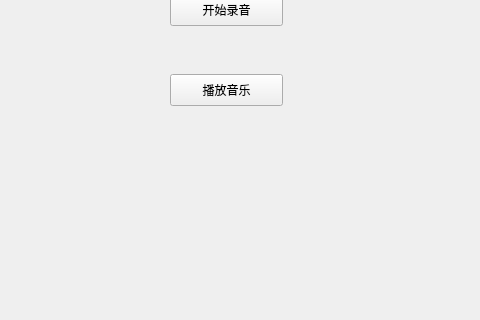
Qt form mainwindow.ui (jianronglu/ffmpegAudio) before a commit; both pictures show x 0 to 480 and y 86 to 406 of the 800 by 600 pixel window.
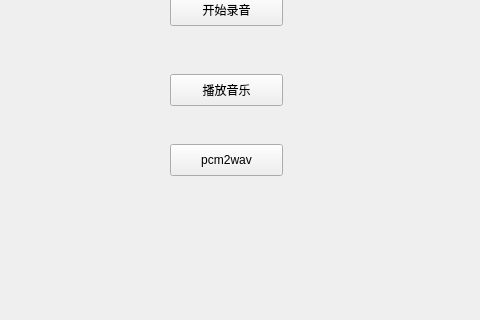
The same form after that commit.

```diff
--- a/mainwindow.ui
+++ b/mainwindow.ui
@@ -40,6 +40,19 @@
      <string>播放音乐</string>
     </property>
    </widget>
+   <widget class="QPushButton" name="pcm2wavBtn">
+    <property name="geometry">
+     <rect>
+      <x>170</x>
+      <y>230</y>
+      <width>113</width>
+      <height>32</height>
+     </rect>
+    </property>
+    <property name="text">
+     <string>pcm2wav</string>
+    </property>
+   </widget>
   </widget>
   <widget class="QMenuBar" name="menubar">
    <property name="geometry">
```
